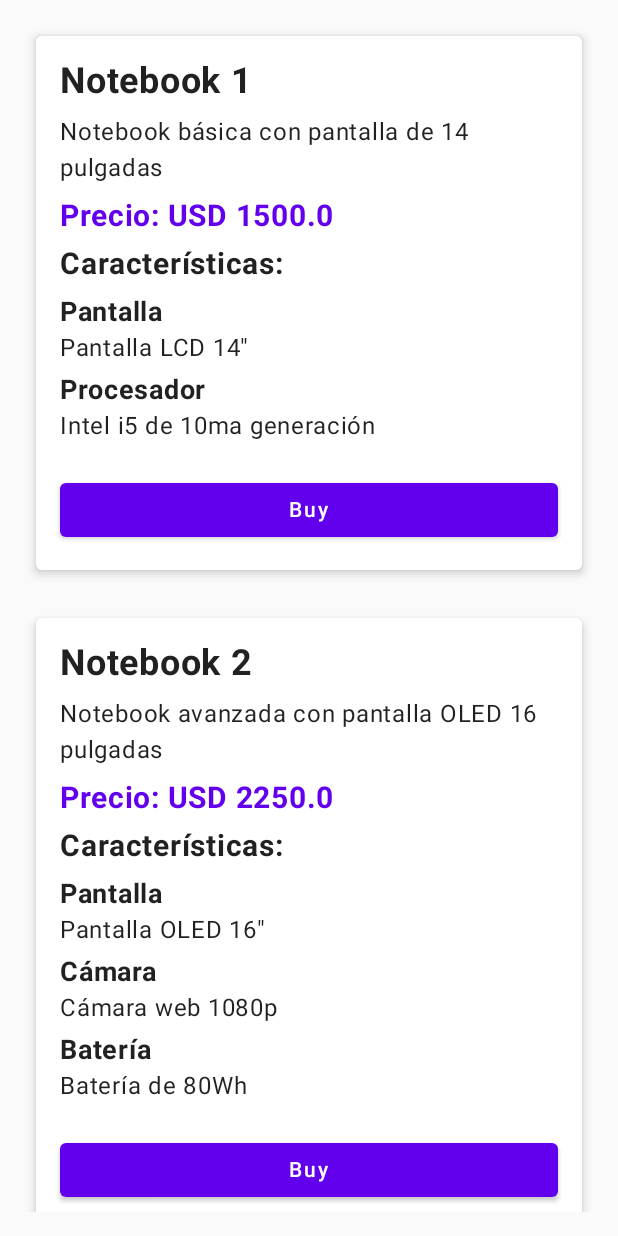
After one commit to AugustoKark/Program2-mobile, an Android app built with Jetpack Compose: the ProductoSeleccionScreen screen opened through its navigation route, on a phone screen of 412 x 824 dp. The commit adds this screen. Run offline under Robolectric (Android 15) with nearby library versions, the phone set to English and light mode, and no system bars; our stand-ins replace Compose Multiplatform resources.

Commit message:
Avanzamos en el muestreo de productos

```diff
--- a/KarkProject/composeApp/build.gradle.kts
+++ b/KarkProject/composeApp/build.gradle.kts
@@ -9,6 +9,8 @@ plugins {
     alias(libs.plugins.androidApplication)
     alias(libs.plugins.jetbrainsCompose)
     alias(libs.plugins.compose.compiler)
+    kotlin("plugin.serialization") version libs.versions.kotlin.get()
+
 }
 
 kotlin {
@@ -56,7 +58,8 @@ kotlin {
             implementation(libs.androidx.lifecycle.viewmodel)
             implementation(libs.androidx.lifecycle.runtime.compose)
             implementation(libs.navigation.compose)
-
+            implementation(libs.kotlinx.serialization.json)
+            implementation(libs.kotlinx.datetime)
         }
         desktopMain.dependencies {
             implementation(compose.desktop.currentOs)
--- a/KarkProject/composeApp/src/commonMain/kotlin/ar/edu/um/alumno/App.kt
+++ b/KarkProject/composeApp/src/commonMain/kotlin/ar/edu/um/alumno/App.kt
@@ -1,9 +1,12 @@
 package ar.edu.um.alumno
 
+import ProductoSeleccionScreen
 import androidx.compose.material.MaterialTheme
 import androidx.compose.runtime.*
+import androidx.lifecycle.viewmodel.compose.viewModel
 import ar.edu.um.alumno.login.LoginScreen
 import ar.edu.um.alumno.login.LoginViewModel
+
 import org.jetbrains.compose.ui.tooling.preview.Preview
 
 @Composable
--- a/KarkProject/composeApp/src/commonMain/kotlin/ar/edu/um/alumno/AppNavigation.kt
+++ b/KarkProject/composeApp/src/commonMain/kotlin/ar/edu/um/alumno/AppNavigation.kt
@@ -1,5 +1,6 @@
 package ar.edu.um.alumno
 
+import ProductoSeleccionScreen
 import androidx.compose.runtime.Composable
 
 import androidx.navigation.NavHostController
@@ -10,6 +11,7 @@ import ar.edu.um.alumno.createaccount.RegisterScreen
 import ar.edu.um.alumno.createaccount.RegisterViewModel
 import ar.edu.um.alumno.login.LoginScreen
 import ar.edu.um.alumno.login.LoginViewModel
+import ar.edu.um.alumno.selectProduct.AdicionalesScreen
 
 
 @Composable
@@ -25,5 +27,13 @@ fun AppNavigation() {
         composable("register") {
             RegisterScreen(viewModel = RegisterViewModel(), navController = navController)
         }
+        composable("productos") {
+            ProductoSeleccionScreen(navController = navController)
+        }
+        composable("adicionales/{productoId}") { backStackEntry ->
+            val productoId = backStackEntry.arguments?.getString("productoId")?.toInt() ?: 0
+            AdicionalesScreen(productoId = productoId)
+        }
+
     }
 }
--- a/KarkProject/composeApp/src/commonMain/kotlin/ar/edu/um/alumno/login/LoginScreen.kt
+++ b/KarkProject/composeApp/src/commonMain/kotlin/ar/edu/um/alumno/login/LoginScreen.kt
@@ -51,14 +51,8 @@ fun Login(modifier: Modifier, viewModel: LoginViewModel, navController: NavContr
     val email: String by viewModel.email.collectAsState()
     val password: String by viewModel.password.collectAsState()
     val loginEnable: Boolean by viewModel.loginEnable.collectAsState(initial = false)
-    val isLoading: Boolean by viewModel.isLoading.collectAsState(initial = false)
     val coroutineScope = rememberCoroutineScope()
 
-    if (isLoading) {
-        Box(modifier = Modifier.fillMaxSize()) {
-            CircularProgressIndicator(modifier = Modifier.align(Alignment.Center))
-        }
-    } else {
     LazyColumn(
         modifier = modifier
             .fillMaxSize(),
@@ -75,24 +69,35 @@ fun Login(modifier: Modifier, viewModel: LoginViewModel, navController: NavContr
                 ForgotPassword(Modifier.align(Alignment.CenterEnd))
             }
             Spacer(modifier = Modifier.padding(4.dp))
-                LoginButton(loginEnable) {
-                    coroutineScope.launch {
-                        viewModel.onLoginSelected()
-                    }
-                }
+            LoginButton(loginEnable, navController)
+
             Spacer(modifier = Modifier.padding(6.dp))
-//                Divider(color = Color.Gray, thickness = 1.dp)
-//                Spacer(modifier = Modifier.padding(3.dp))
             TextOr()
-//                Spacer(modifier = Modifier.padding(3.dp))
-//                Divider(color = Color.Gray, thickness = 1.dp)
             Spacer(modifier = Modifier.padding(6.dp))
-
             CreateAccountButton(Modifier, navController)
         }
     }
 }
+
+@Composable
+fun LoginButton(loginEnable: Boolean, navController: NavController) {
+    Button(
+
+        onClick = { navController.navigate("productos") },
+        modifier = Modifier
+            .fillMaxWidth()
+            .height(48.dp),
+        colors = ButtonDefaults.buttonColors(
+            backgroundColor = if (loginEnable) Color(0xFF438ea5) else Color(0xFFB0B0B0),
+            contentColor = Color.White,
+        ),
+        enabled = loginEnable,
+        shape = RoundedCornerShape(16.dp)
+    ) {
+        Text(text = "Login", color = Color.White)
     }
+}
+
 
 @Composable
 fun TextOr() {
@@ -137,24 +142,24 @@ fun CreateAccountButton(modifier: Modifier,navController: NavController) {
     }
 }
 
-@Composable
-fun LoginButton(loginEnable: Boolean, onLoginSelected: () -> Unit) {
-    Button(
-        onClick = { onLoginSelected() },
-        modifier = Modifier
-            .fillMaxWidth()
-            .height(48.dp),
-        colors = ButtonDefaults.buttonColors(
-            backgroundColor = Color(0xFF438ea5),
-            disabledBackgroundColor = Color(0xFFB0B0B0),
-            contentColor = Color.White,
-            disabledContentColor = Color.White,
-        ), enabled = loginEnable,
-        shape = RoundedCornerShape(16.dp)
-    ) {
-        Text(text = "Login", color = Color.White)
-    }
-}
+//@Composable
+//fun LoginButton(loginEnable: Boolean, onLoginSelected: () -> Unit) {
+//    Button(
+//        onClick = { onLoginSelected() },
+//        modifier = Modifier
+//            .fillMaxWidth()
+//            .height(48.dp),
+//        colors = ButtonDefaults.buttonColors(
+//            backgroundColor = Color(0xFF438ea5),
+//            disabledBackgroundColor = Color(0xFFB0B0B0),
+//            contentColor = Color.White,
+//            disabledContentColor = Color.White,
+//        ), enabled = loginEnable,
+//        shape = RoundedCornerShape(16.dp)
+//    ) {
+//        Text(text = "Login", color = Color.White)
+//    }
+//}
 
 @Composable
 fun ForgotPassword(modifier: Modifier) {
--- /dev/null
+++ b/KarkProject/composeApp/src/commonMain/kotlin/ar/edu/um/alumno/selectProduct/ProductoModel.kt
@@ -0,0 +1,47 @@
+import kotlinx.serialization.Serializable
+
+@Serializable
+data class Producto(
+    val id: Int,
+    val codigo: String,
+    val nombre: String,
+    val descripcion: String,
+    val precioBase: Double,
+    val moneda: String,
+    val caracteristicas: List<Caracteristica>,
+    val personalizaciones: List<Personalizacion>,
+    val adicionales: List<Adicional>
+)
+
+@Serializable
+data class Caracteristica(
+    val id: Int,
+    val nombre: String,
+    val descripcion: String
+)
+
+@Serializable
+data class Personalizacion(
+    val id: Int,
+    val nombre: String,
+    val descripcion: String,
+    val opciones: List<Opcion>
+)
+
+@Serializable
+data class Opcion(
+    val id: Int,
+    val codigo: String,
+    val nombre: String,
+    val descripcion: String,
+    val precioAdicional: Double
+)
+
+@Serializable
+data class Adicional(
+    val id: Int,
+    val nombre: String,
+    val descripcion: String,
+    val precio: Double,
+    val precioGratis: Double
+)
--- /dev/null
+++ b/KarkProject/composeApp/src/commonMain/kotlin/ar/edu/um/alumno/selectProduct/ProductoSeleccionScreen.kt
@@ -0,0 +1,105 @@
+import androidx.compose.foundation.layout.*
+import androidx.compose.foundation.lazy.LazyColumn
+import androidx.compose.foundation.lazy.items
+import androidx.compose.material.*
+import androidx.compose.runtime.*
+import androidx.compose.ui.Alignment
+import androidx.compose.ui.Modifier
+import androidx.compose.ui.text.font.FontWeight
+import androidx.compose.ui.unit.dp
+import androidx.compose.ui.unit.sp
+import androidx.lifecycle.viewmodel.compose.viewModel
+import androidx.navigation.NavController
+import androidx.navigation.compose.*
+
+@Composable
+fun ProductoSeleccionScreen(navController: NavController, viewModel: ProductoViewModel = viewModel()) {
+    val productos by viewModel.productos.collectAsState()
+
+    LazyColumn(
+        modifier = Modifier
+            .fillMaxSize()
+            .padding(16.dp)
+    ) {
+        items(productos) { producto ->
+            ProductoCard(producto = producto, navController = navController)
+//            Button(onClick = { navController.navigate("adicionales/${producto.id}") }) {
+//                Text("Buy ${producto.nombre}")
+//            }
+
+            Spacer(modifier = Modifier.height(16.dp))  // Espacio entre cada producto
+        }
+    }
+}
+
+@Composable
+fun ProductoCard(producto: Producto, navController: NavController) {
+    Card(
+        modifier = Modifier
+            .fillMaxWidth()
+            .padding(8.dp),
+        elevation = 4.dp
+    ) {
+        Column(
+            modifier = Modifier.padding(16.dp)
+        ) {
+            // Nombre del producto
+            Text(
+                text = producto.nombre,
+                fontSize = 24.sp,
+                fontWeight = FontWeight.Bold
+            )
+            Spacer(modifier = Modifier.height(8.dp))
+
+            // Descripción del producto
+            Text(text = producto.descripcion)
+            Spacer(modifier = Modifier.height(8.dp))
+
+            // Precio base
+            Text(
+                text = "Precio: ${producto.moneda} ${producto.precioBase}",
+                fontSize = 20.sp,
+                fontWeight = FontWeight.Bold,
+                color = MaterialTheme.colors.primary
+            )
+            Spacer(modifier = Modifier.height(8.dp))
+
+            // Características del producto
+            Text(
+                text = "Características:",
+                fontSize = 20.sp,
+                fontWeight = FontWeight.Bold
+            )
+            Spacer(modifier = Modifier.height(8.dp))
+
+            producto.caracteristicas.forEach { caracteristica ->
+                CaracteristicaItem(caracteristica = caracteristica)
+                Spacer(modifier = Modifier.height(4.dp))
+            }
+
+            Spacer(modifier = Modifier.height(16.dp))
+
+            // Botón "Buy"
+            Button(
+                onClick = {
+                    // Redirige a la pantalla de adicionales con el producto seleccionado
+                    navController.navigate("adicionales/${producto.id}")
+                },
+                modifier = Modifier.fillMaxWidth()
+            ) {
+                Text("Buy")
+            }
+        }
+    }
+}
+@Composable
+fun CaracteristicaItem(caracteristica: Caracteristica) {
+    Column {
+        Text(
+            text = caracteristica.nombre,
+            fontWeight = FontWeight.Bold,
+            fontSize = 18.sp
+        )
+        Text(text = caracteristica.descripcion)
+    }
+}
--- /dev/null
+++ b/KarkProject/composeApp/src/commonMain/kotlin/ar/edu/um/alumno/selectProduct/ProductoViewModel.kt
@@ -0,0 +1,175 @@
+import androidx.lifecycle.ViewModel
+import kotlinx.coroutines.flow.MutableStateFlow
+import kotlinx.coroutines.flow.StateFlow
+import kotlinx.serialization.decodeFromString
+import kotlinx.serialization.json.Json
+
+class ProductoViewModel : ViewModel() {
+
+    private val _productos = MutableStateFlow<List<Producto>>(emptyList())
+    val productos: StateFlow<List<Producto>> = _productos
+
+    init {
+        loadProductos()
+    }
+
+    private fun loadProductos() {
+        _productos.value = Json.decodeFromString(productosJson)
+    }
+}
+
+val productosJson = """
+[
+  {
+    "id": 1,
+    "codigo": "NTB01",
+    "nombre": "Notebook 1",
+    "descripcion": "Notebook básica con pantalla de 14 pulgadas",
+    "precioBase": 1500.00,
+    "moneda": "USD",
+    "caracteristicas": [
+      {
+        "id": 1,
+        "nombre": "Pantalla",
+        "descripcion": "Pantalla LCD 14\""
+      },
+      {
+        "id": 2,
+        "nombre": "Procesador",
+        "descripcion": "Intel i5 de 10ma generación"
+      }
+    ],
+    "personalizaciones": [
+      {
+        "id": 1,
+        "nombre": "CPU",
+        "descripcion": "Opciones de Procesador",
+        "opciones": [
+          {
+            "id": 1,
+            "codigo": "PROC01",
+            "nombre": "Intel i5",
+            "descripcion": "Procesador 1.6 GHz - 6 Cores",
+            "precioAdicional": 0.00
+          },
+          {
+            "id": 2,
+            "codigo": "PROC02",
+            "nombre": "Intel i7",
+            "descripcion": "Procesador 2.0 GHz - 8 Cores",
+            "precioAdicional": 200.00
+          }
+        ]
+      },
+      {
+        "id": 2,
+        "nombre": "Memoria RAM",
+        "descripcion": "Opciones de Memoria",
+        "opciones": [
+          {
+            "id": 1,
+            "codigo": "RAM01",
+            "nombre": "8GB DDR4",
+            "descripcion": "8GB RAM DDR4",
+            "precioAdicional": 0.00
+          },
+          {
+            "id": 2,
+            "codigo": "RAM02",
+            "nombre": "16GB DDR4",
+            "descripcion": "16GB RAM DDR4",
+            "precioAdicional": 100.00
+          }
+        ]
+      }
+    ],
+    "adicionales": [
+      {
+        "id": 1,
+        "nombre": "Mouse",
+        "descripcion": "Mouse Bluetooth 3 botones",
+        "precio": 30.50,
+        "precioGratis": 1500.00
+      }
+    ]
+  },
+  {
+    "id": 2,
+    "codigo": "NTB02",
+    "nombre": "Notebook 2",
+    "descripcion": "Notebook avanzada con pantalla OLED 16 pulgadas",
+    "precioBase": 2250.00,
+    "moneda": "USD",
+    "caracteristicas": [
+      {
+        "id": 3,
+        "nombre": "Pantalla",
+        "descripcion": "Pantalla OLED 16\""
+      },
+      {
+        "id": 4,
+        "nombre": "Cámara",
+        "descripcion": "Cámara web 1080p"
+      },
+      {
+        "id": 5,
+        "nombre": "Batería",
+        "descripcion": "Batería de 80Wh"
+      }
+    ],
+    "personalizaciones": [
+      {
+        "id": 3,
+        "nombre": "CPU",
+        "descripcion": "Opciones de Procesador",
+        "opciones": [
+          {
+            "id": 3,
+            "codigo": "PROC03",
+            "nombre": "Intel Core Y1",
+            "descripcion": "Procesador 1.2 GHz - 10 Cores",
+            "precioAdicional": 0.00
+          },
+          {
+            "id": 4,
+            "codigo": "PROC04",
+            "nombre": "Intel Core Y2",
+            "descripcion": "Procesador 1.7 GHz - 24 Cores",
+            "precioAdicional": 700.00
+          }
+        ]
+      },
+      {
+        "id": 4,
+        "nombre": "Memoria RAM",
+        "descripcion": "Opciones de Memoria",
+        "opciones": [
+          {
+            "id": 5,
+            "codigo": "RAM03",
+            "nombre": "16GB DDR4",
+            "descripcion": "16GB RAM DDR4",
+            "precioAdicional": 0.00
+          },
+          {
+            "id": 6,
+            "codigo": "RAM04",
+            "nombre": "32GB DDR4",
+            "descripcion": "32GB RAM DDR4",
+            "precioAdicional": 400.00
+          }
+        ]
+      }
+    ],
+    "adicionales": [
+      {
+        "id": 2,
+        "nombre": "Funda",
+        "descripcion": "Funda protectora de neopreno",
+        "precio": 50.00,
+        "precioGratis": 2000.00
+      }
+    ]
+  }
+]
+"""
--- a/KarkProject/gradle/libs.versions.toml
+++ b/KarkProject/gradle/libs.versions.toml
@@ -20,6 +20,8 @@ navigationRuntimeKtx = "2.8.0"
 navigationCompose = "2.8.0"
 navigationComposeVersion = "2.7.0-alpha07"
 ktorClientCore = "2.3.3"
+kotlinx-serialization = "1.6.3"
+kotlinxDatetime = "0.6.1"
 
 [libraries]
 kotlin-test = { module = "org.jetbrains.kotlin:kotlin-test", version.ref = "kotlin" }
@@ -44,6 +46,8 @@ ktor-client-core = { module = "io.ktor:ktor-client-core", version.ref = "ktorCli
 ktor-client-js = { module = "io.ktor:ktor-client-js", version.ref = "ktorClientCore" }
 ktor-client-json = { module = "io.ktor:ktor-client-json", version.ref = "ktorClientCore" }
 ktor-client-logging = { module = "io.ktor:ktor-client-logging", version.ref = "ktorClientCore" }
+kotlinx-datetime = { module = "org.jetbrains.kotlinx:kotlinx-datetime", version.ref = "kotlinxDatetime" }
+kotlinx-serialization-json = { module = "org.jetbrains.kotlinx:kotlinx-serialization-json", version.ref = "kotlinx-serialization" }
 
 [plugins]
 androidApplication = { id = "com.android.application", version.ref = "agp" }
```
Also changed, not shown: KarkProject/composeApp/src/commonMain/kotlin/ar/edu/um/alumno/login/LoginViewModel.kt (+5 -2 lines), KarkProject/composeApp/src/commonMain/kotlin/ar/edu/um/alumno/selectProduct/AdicionalesScreen.kt (added, +58 -0 lines). Lines whose indentation alone changed are shown as unchanged.
